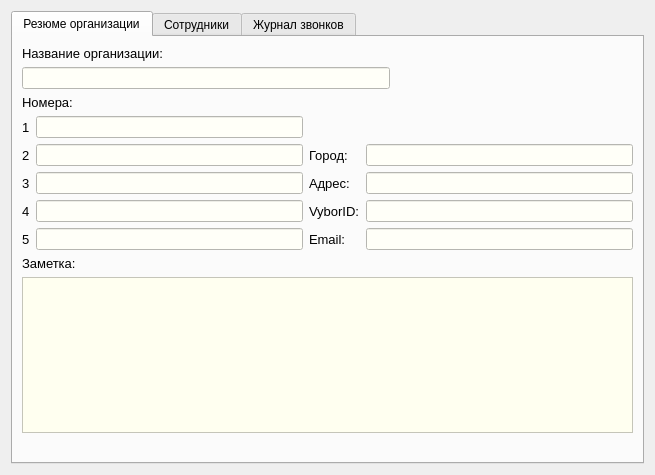
Before: the Qt Designer form ViewContactDialog.ui in okostynchuk/Outcall, drawn with Qt 5.
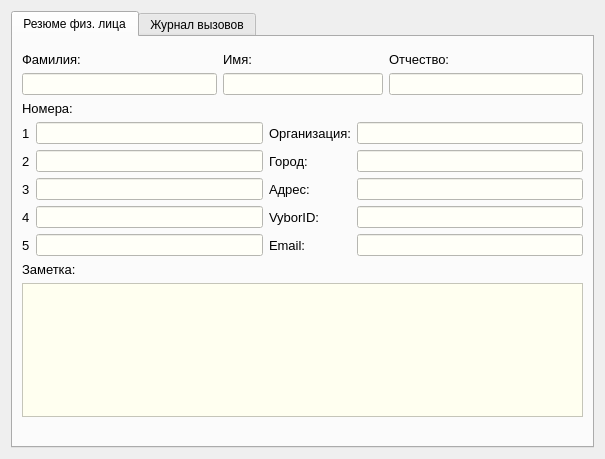
After: the same form once the commit is applied. The open tabs and pages were chosen to show the change. Icons and pictures are not drawn.

Patch:
```diff
--- a/ViewContactDialog.ui
+++ b/ViewContactDialog.ui
@@ -6,8 +6,8 @@
    <rect>
     <x>0</x>
     <y>0</y>
-    <width>655</width>
-    <height>475</height>
+    <width>605</width>
+    <height>459</height>
    </rect>
   </property>
   <property name="windowTitle">
@@ -17,114 +17,139 @@
    <iconset resource="images.qrc">
     <normaloff>:/images/outcall-logo.png</normaloff>:/images/outcall-logo.png</iconset>
   </property>
-  <layout class="QGridLayout" name="gridLayout_11">
+  <property name="styleSheet">
+   <string notr="true"/>
+  </property>
+  <layout class="QGridLayout" name="gridLayout_2">
    <item row="0" column="0">
     <widget class="QTabWidget" name="tabWidget">
-     <property name="maximumSize">
-      <size>
-       <width>16777215</width>
-       <height>16777215</height>
-      </size>
-     </property>
-     <property name="focusPolicy">
-      <enum>Qt::TabFocus</enum>
-     </property>
      <property name="currentIndex">
       <number>0</number>
      </property>
      <widget class="QWidget" name="tab">
       <attribute name="title">
-       <string>Резюме организации</string>
+       <string>Резюме физ. лица</string>
       </attribute>
-      <layout class="QGridLayout" name="gridLayout_7">
+      <layout class="QGridLayout" name="gridLayout_3">
        <item row="0" column="0">
-        <layout class="QVBoxLayout" name="verticalLayout">
-         <item>
-          <layout class="QGridLayout" name="gridLayout_3">
-           <item row="0" column="0">
-            <layout class="QGridLayout" name="gridLayout_2">
-             <item row="1" column="0">
-              <widget class="QLineEdit" name="OrgName">
-               <property name="minimumSize">
-                <size>
-                 <width>368</width>
-                 <height>0</height>
-                </size>
-               </property>
-               <property name="styleSheet">
-                <string notr="true">*{
+        <layout class="QGridLayout" name="gridLayout">
+         <item row="0" column="0">
+          <layout class="QGridLayout" name="gridLayout_5">
+           <item row="2" column="1" colspan="2">
+            <widget class="QLineEdit" name="FirstName">
+             <property name="minimumSize">
+              <size>
+               <width>160</width>
+               <height>0</height>
+              </size>
+             </property>
+             <property name="styleSheet">
+              <string notr="true">*{
 background-color: #fffff8;
 }</string>
-               </property>
-               <property name="readOnly">
-                <bool>true</bool>
-               </property>
-              </widget>
-             </item>
-             <item row="0" column="0">
-              <widget class="QLabel" name="label_3">
-               <property name="font">
-                <font>
-                 <pointsize>10</pointsize>
-                </font>
-               </property>
-               <property name="text">
-                <string>Название организации:</string>
-               </property>
-              </widget>
-             </item>
-            </layout>
+             </property>
+             <property name="readOnly">
+              <bool>true</bool>
+             </property>
+            </widget>
            </item>
-           <item row="0" column="1">
-            <spacer name="horizontalSpacer">
-             <property name="orientation">
-              <enum>Qt::Horizontal</enum>
+           <item row="2" column="3">
+            <widget class="QLineEdit" name="Patronymic">
+             <property name="minimumSize">
+              <size>
+               <width>160</width>
+               <height>0</height>
+              </size>
              </property>
-             <property name="sizeHint" stdset="0">
+             <property name="styleSheet">
+              <string notr="true">*{
+background-color: #fffff8;
+}</string>
+             </property>
+             <property name="readOnly">
+              <bool>true</bool>
+             </property>
+            </widget>
+           </item>
+           <item row="2" column="0">
+            <widget class="QLineEdit" name="LastName">
+             <property name="enabled">
+              <bool>true</bool>
+             </property>
+             <property name="minimumSize">
               <size>
-               <width>412</width>
-               <height>20</height>
+               <width>160</width>
+               <height>0</height>
               </size>
              </property>
-            </spacer>
+             <property name="styleSheet">
+              <string notr="true">*{
+background-color: #fffff8;
+}</string>
+             </property>
+             <property name="inputMethodHints">
+              <set>Qt::ImhNone</set>
+             </property>
+             <property name="readOnly">
+              <bool>true</bool>
+             </property>
+            </widget>
+           </item>
+           <item row="1" column="3">
+            <widget class="QLabel" name="label_4">
+             <property name="font">
+              <font>
+               <pointsize>10</pointsize>
+              </font>
+             </property>
+             <property name="text">
+              <string>Отчество:</string>
+             </property>
+            </widget>
+           </item>
+           <item row="0" column="1" rowspan="2" colspan="2">
+            <widget class="QLabel" name="label_3">
+             <property name="font">
+              <font>
+               <pointsize>10</pointsize>
+              </font>
+             </property>
+             <property name="text">
+              <string>Имя:</string>
+             </property>
+             <property name="alignment">
+              <set>Qt::AlignBottom|Qt::AlignLeading|Qt::AlignLeft</set>
+             </property>
+            </widget>
+           </item>
+           <item row="0" column="0" rowspan="2">
+            <widget class="QLabel" name="label_2">
+             <property name="font">
+              <font>
+               <pointsize>10</pointsize>
+              </font>
+             </property>
+             <property name="text">
+              <string>Фамилия:</string>
+             </property>
+             <property name="alignment">
+              <set>Qt::AlignBottom|Qt::AlignLeading|Qt::AlignLeft</set>
+             </property>
+            </widget>
            </item>
           </layout>
          </item>
-         <item>
-          <layout class="QGridLayout" name="gridLayout">
-           <item row="3" column="3">
-            <widget class="QLineEdit" name="Address">
-             <property name="styleSheet">
-              <string notr="true">*{
-background-color: #fffff8;
-}</string>
-             </property>
-             <property name="readOnly">
-              <bool>true</bool>
-             </property>
-            </widget>
-           </item>
-           <item row="3" column="2">
-            <widget class="QLabel" name="label_10">
+         <item row="1" column="0">
+          <layout class="QGridLayout" name="gridLayout_6">
+           <item row="0" column="0" colspan="2">
+            <widget class="QLabel" name="label_5">
              <property name="font">
               <font>
                <pointsize>10</pointsize>
               </font>
              </property>
              <property name="text">
-              <string>Адрес:</string>
-             </property>
-            </widget>
-           </item>
-           <item row="2" column="0">
-            <widget class="QLabel" name="label_7">
-             <property name="font">
-              <font>
-               <pointsize>10</pointsize>
-              </font>
-             </property>
-             <property name="text">
-              <string>2</string>
+              <string>Номера:</string>
              </property>
             </widget>
            </item>
@@ -140,32 +165,8 @@
              </property>
             </widget>
            </item>
-           <item row="4" column="0">
-            <widget class="QLabel" name="label_18">
-             <property name="font">
-              <font>
-               <pointsize>10</pointsize>
-              </font>
-             </property>
-             <property name="text">
-              <string>4</string>
-             </property>
-            </widget>
-           </item>
-           <item row="5" column="0">
-            <widget class="QLabel" name="label_19">
-             <property name="font">
-              <font>
-               <pointsize>10</pointsize>
-              </font>
-             </property>
-             <property name="text">
-              <string>5</string>
-             </property>
-            </widget>
-           </item>
-           <item row="5" column="1">
-            <widget class="QLineEdit" name="FifthNumber">
+           <item row="2" column="1">
+            <widget class="QLineEdit" name="SecondNumber">
              <property name="styleSheet">
               <string notr="true">*{
 background-color: #fffff8;
@@ -176,20 +177,20 @@
              </property>
             </widget>
            </item>
-           <item row="5" column="2">
-            <widget class="QLabel" name="label_12">
+           <item row="1" column="0">
+            <widget class="QLabel" name="label_6">
              <property name="font">
               <font>
                <pointsize>10</pointsize>
               </font>
              </property>
              <property name="text">
-              <string>Email:</string>
+              <string>1</string>
              </property>
             </widget>
            </item>
-           <item row="5" column="3">
-            <widget class="QLineEdit" name="Email">
+           <item row="3" column="4">
+            <widget class="QLineEdit" name="Address">
              <property name="styleSheet">
               <string notr="true">*{
 background-color: #fffff8;
@@ -200,19 +201,7 @@
              </property>
             </widget>
            </item>
-           <item row="3" column="1">
-            <widget class="QLineEdit" name="ThirdNumber">
-             <property name="styleSheet">
-              <string notr="true">*{
-background-color: #fffff8;
-}</string>
-             </property>
-             <property name="readOnly">
-              <bool>true</bool>
-             </property>
-            </widget>
-           </item>
-           <item row="2" column="2">
+           <item row="2" column="3">
             <widget class="QLabel" name="label_9">
              <property name="font">
               <font>
@@ -236,31 +225,19 @@
              </property>
             </widget>
            </item>
-           <item row="0" column="0" colspan="2">
-            <widget class="QLabel" name="label_5">
+           <item row="2" column="0">
+            <widget class="QLabel" name="label_7">
              <property name="font">
               <font>
                <pointsize>10</pointsize>
               </font>
              </property>
              <property name="text">
-              <string>Номера:</string>
+              <string>2</string>
              </property>
             </widget>
            </item>
-           <item row="2" column="1">
-            <widget class="QLineEdit" name="SecondNumber">
-             <property name="styleSheet">
-              <string notr="true">*{
-background-color: #fffff8;
-}</string>
-             </property>
-             <property name="readOnly">
-              <bool>true</bool>
-             </property>
-            </widget>
-           </item>
-           <item row="2" column="3">
+           <item row="2" column="4">
             <widget class="QLineEdit" name="City">
              <property name="styleSheet">
               <string notr="true">*{
@@ -272,19 +249,7 @@
              </property>
             </widget>
            </item>
-           <item row="4" column="1">
-            <widget class="QLineEdit" name="FourthNumber">
-             <property name="styleSheet">
-              <string notr="true">*{
-background-color: #fffff8;
-}</string>
-             </property>
-             <property name="readOnly">
-              <bool>true</bool>
-             </property>
-            </widget>
-           </item>
-           <item row="4" column="2">
+           <item row="4" column="3">
             <widget class="QLabel" name="label_11">
              <property name="font">
               <font>
@@ -296,7 +261,67 @@
              </property>
             </widget>
            </item>
-           <item row="4" column="3">
+           <item row="4" column="1">
+            <widget class="QLineEdit" name="FourthNumber">
+             <property name="styleSheet">
+              <string notr="true">*{
+background-color: #fffff8;
+}</string>
+             </property>
+             <property name="readOnly">
+              <bool>true</bool>
+             </property>
+            </widget>
+           </item>
+           <item row="4" column="0">
+            <widget class="QLabel" name="label_18">
+             <property name="font">
+              <font>
+               <pointsize>10</pointsize>
+              </font>
+             </property>
+             <property name="text">
+              <string>4</string>
+             </property>
+            </widget>
+           </item>
+           <item row="3" column="3">
+            <widget class="QLabel" name="label_10">
+             <property name="font">
+              <font>
+               <pointsize>10</pointsize>
+              </font>
+             </property>
+             <property name="text">
+              <string>Адрес:</string>
+             </property>
+            </widget>
+           </item>
+           <item row="3" column="1">
+            <widget class="QLineEdit" name="ThirdNumber">
+             <property name="styleSheet">
+              <string notr="true">*{
+background-color: #fffff8;
+}</string>
+             </property>
+             <property name="readOnly">
+              <bool>true</bool>
+             </property>
+            </widget>
+           </item>
+           <item row="5" column="4">
+            <widget class="QLineEdit" name="Email">
+             <property name="styleSheet">
+              <string notr="true">*{
+background-color: #fffff8;
+}</string>
+             </property>
+             <property name="readOnly">
+              <bool>true</bool>
+             </property>
+            </widget>
+           </item>
+           <item row="4" column="4">
             <widget class="QLineEdit" name="VyborID">
              <property name="styleSheet">
               <string notr="true">*{
@@ -308,22 +333,82 @@
              </property>
             </widget>
            </item>
-           <item row="1" column="0">
-            <widget class="QLabel" name="label_6">
+           <item row="5" column="3">
+            <widget class="QLabel" name="label_12">
              <property name="font">
               <font>
                <pointsize>10</pointsize>
               </font>
              </property>
              <property name="text">
-              <string>1</string>
+              <string>Email:</string>
+             </property>
+            </widget>
+           </item>
+           <item row="5" column="0">
+            <widget class="QLabel" name="label_19">
+             <property name="font">
+              <font>
+               <pointsize>10</pointsize>
+              </font>
+             </property>
+             <property name="text">
+              <string>5</string>
+             </property>
+            </widget>
+           </item>
+           <item row="5" column="1">
+            <widget class="QLineEdit" name="FifthNumber">
+             <property name="styleSheet">
+              <string notr="true">*{
+background-color: #fffff8;
+}</string>
+             </property>
+             <property name="readOnly">
+              <bool>true</bool>
+             </property>
+            </widget>
+           </item>
+           <item row="1" column="3">
+            <widget class="QLabel" name="label">
+             <property name="font">
+              <font>
+               <pointsize>10</pointsize>
+              </font>
+             </property>
+             <property name="text">
+              <string>Организация:</string>
+             </property>
+            </widget>
+           </item>
+           <item row="1" column="4">
+            <widget class="QLineEdit" name="Organization">
+             <property name="styleSheet">
+              <string notr="true">*{
+background-color: #fffff8;
+}</string>
+             </property>
+             <property name="readOnly">
+              <bool>true</bool>
              </property>
             </widget>
            </item>
           </layout>
          </item>
-         <item>
-          <layout class="QGridLayout" name="gridLayout_4">
+         <item row="2" column="0">
+          <layout class="QGridLayout" name="gridLayout_7">
+           <item row="0" column="0">
+            <widget class="QLabel" name="label_17">
+             <property name="font">
+              <font>
+               <pointsize>10</pointsize>
+              </font>
+             </property>
+             <property name="text">
+              <string>Заметка:</string>
+             </property>
+            </widget>
+           </item>
            <item row="2" column="0" colspan="2">
             <widget class="QLabel" name="label_16">
              <property name="text">
@@ -341,6 +426,9 @@
 background-color: #fffff0;
 }</string>
              </property>
+             <property name="frameShadow">
+              <enum>QFrame::Plain</enum>
+             </property>
              <property name="undoRedoEnabled">
               <bool>false</bool>
              </property>
@@ -349,18 +437,6 @@
              </property>
             </widget>
            </item>
-           <item row="0" column="0">
-            <widget class="QLabel" name="label_17">
-             <property name="font">
-              <font>
-               <pointsize>10</pointsize>
-              </font>
-             </property>
-             <property name="text">
-              <string>Заметка:</string>
-             </property>
-            </widget>
-           </item>
           </layout>
          </item>
         </layout>
@@ -369,146 +445,11 @@
      </widget>
      <widget class="QWidget" name="tab_2">
       <attribute name="title">
-       <string>Сотрудники</string>
+       <string>Журнал вызовов</string>
       </attribute>
-      <layout class="QGridLayout" name="gridLayout_6">
+      <layout class="QGridLayout" name="gridLayout_4">
        <item row="0" column="0">
-        <widget class="QWidget" name="widget" native="true">
-         <property name="minimumSize">
-          <size>
-           <width>0</width>
-           <height>0</height>
-          </size>
-         </property>
-         <layout class="QGridLayout" name="gridLayout_9">
-          <item row="0" column="0">
-           <layout class="QGridLayout" name="gridLayout_8">
-            <item row="0" column="0">
-             <layout class="QHBoxLayout" name="horizontalLayout_2">
-              <property name="bottomMargin">
-               <number>6</number>
-              </property>
-              <item>
-               <widget class="QComboBox" name="comboBox">
-                <property name="minimumSize">
-                 <size>
-                  <width>190</width>
-                  <height>27</height>
-                 </size>
-                </property>
-                <property name="font">
-                 <font>
-                  <pointsize>10</pointsize>
-                 </font>
-                </property>
-                <property name="focusPolicy">
-                 <enum>Qt::NoFocus</enum>
-                </property>
-                <property name="acceptDrops">
-                 <bool>false</bool>
-                </property>
-                <property name="toolTip">
-                 <string>Выберите столбец поиска</string>
-                </property>
-                <property name="whatsThis">
-                 <string>Выберите столбец поиска</string>
-                </property>
-                <property name="autoFillBackground">
-                 <bool>false</bool>
-                </property>
-                <property name="inputMethodHints">
-                 <set>Qt::ImhNone</set>
-                </property>
-               </widget>
-              </item>
-              <item>
-               <layout class="QHBoxLayout" name="horizontalLayout">
-                <item>
-                 <widget class="QLineEdit" name="lineEdit">
-                  <property name="minimumSize">
-                   <size>
-                    <width>100</width>
-                    <height>27</height>
-                   </size>
-                  </property>
-                  <property name="maximumSize">
-                   <size>
-                    <width>230</width>
-                    <height>16777215</height>
-                   </size>
-                  </property>
-                  <property name="font">
-                   <font>
-                    <pointsize>10</pointsize>
-                   </font>
-                  </property>
-                  <property name="cursor">
-                   <cursorShape>IBeamCursor</cursorShape>
-                  </property>
-                  <property name="focusPolicy">
-                   <enum>Qt::ClickFocus</enum>
-                  </property>
-                  <property name="toolTip">
-                   <string>Поиск по таблице</string>
-                  </property>
-                  <property name="whatsThis">
-                   <string>Поиск по таблице</string>
-                  </property>
-                  <property name="placeholderText">
-                   <string>Поиск</string>
-                  </property>
-                 </widget>
-                </item>
-                <item>
-                 <spacer name="horizontalSpacer_2">
-                  <property name="orientation">
-                   <enum>Qt::Horizontal</enum>
-                  </property>
-                  <property name="sizeHint" stdset="0">
-                   <size>
-                    <width>35</width>
-                    <height>20</height>
-                   </size>
-                  </property>
-                 </spacer>
-                </item>
-               </layout>
-              </item>
-             </layout>
-            </item>
-            <item row="1" column="0">
-             <widget class="QTableView" name="tableView">
-              <property name="maximumSize">
-               <size>
-                <width>16777215</width>
-                <height>16777215</height>
-               </size>
-              </property>
-              <property name="focusPolicy">
-               <enum>Qt::NoFocus</enum>
-              </property>
-              <property name="styleSheet">
-               <string notr="true"/>
-              </property>
-              <property name="sortingEnabled">
-               <bool>true</bool>
-              </property>
-             </widget>
-            </item>
-           </layout>
-          </item>
-         </layout>
-        </widget>
-       </item>
-      </layout>
-     </widget>
-     <widget class="QWidget" name="tab_3">
-      <attribute name="title">
-       <string>Журнал звонков</string>
-      </attribute>
-      <layout class="QGridLayout" name="gridLayout_5">
-       <item row="0" column="0">
-        <widget class="QTabWidget" name="tabWidget_3">
+        <widget class="QTabWidget" name="tabWidget_2">
          <property name="currentIndex">
           <number>0</number>
          </property>
```
Left out of the diff: 140 changed lines with no effect on the pictures.
